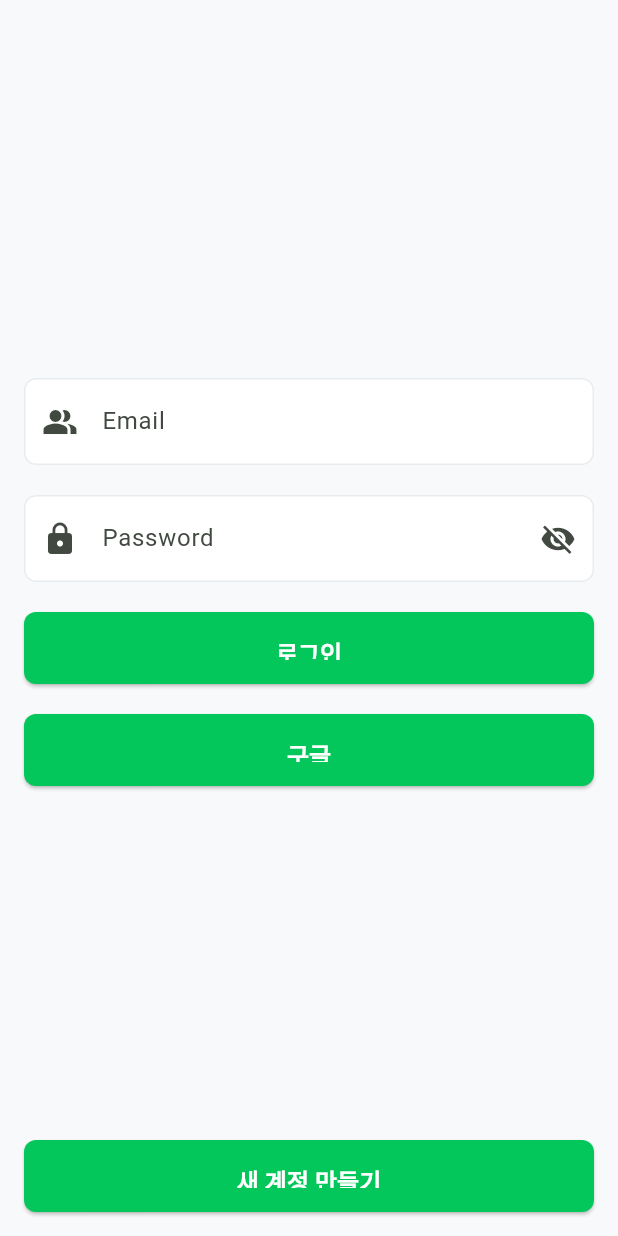
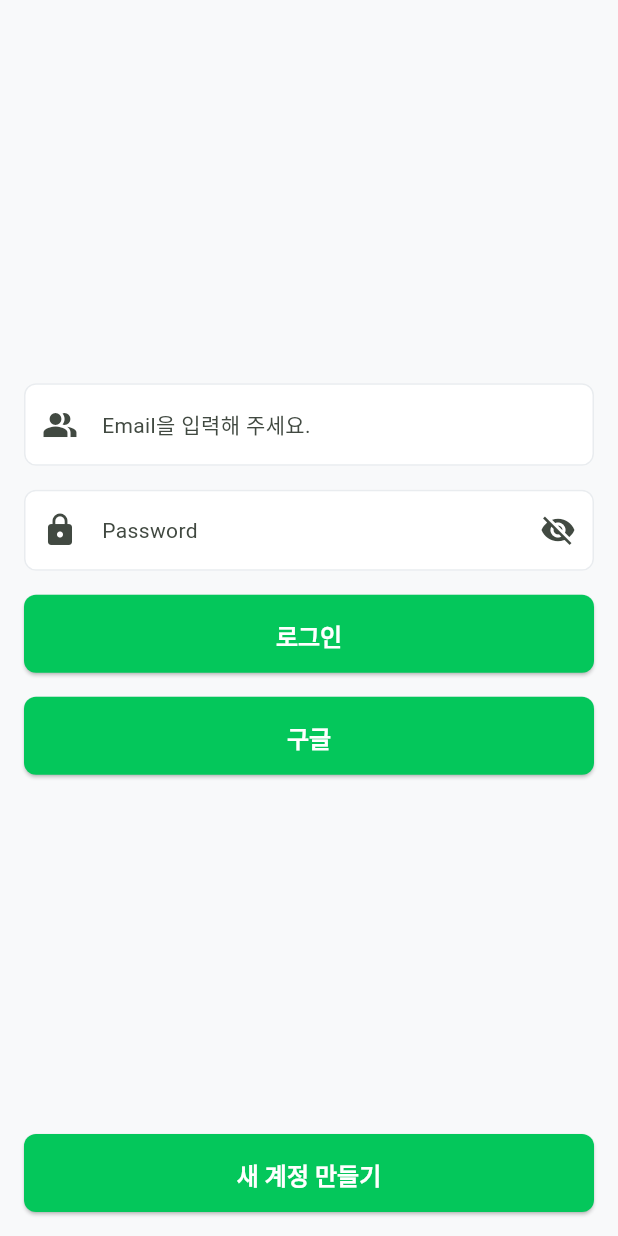
Before and after one commit to joseph-seph88/FlutterJoseph88, a Flutter app: the SignInScreen screen opened directly, on a phone screen of 412 x 824 dp. Run offline on Flutter 3.47's test engine with Material 3 defaults, Android fonts, the phone set to English and light mode, and no system bars; our stand-ins replace cloud_firestore, firebase_auth, firebase_core, flutter_riverpod, go_router, permission_handler; missing offline and left inert: flutter_naver_map; accounts and stored records are empty; generated files the repository leaves out were written again.

Commit message:
refoctor: auth 위젯 분리리

```diff
--- a/lib/presentation/screens/auth/sign_in/sign_in_screen.dart
+++ b/lib/presentation/screens/auth/sign_in/sign_in_screen.dart
@@ -1,7 +1,11 @@
 import 'package:flutter/material.dart';
 import 'package:flutter_riverpod/flutter_riverpod.dart';
 import 'package:go_router/go_router.dart';
+import 'package:o2/core/theme/app_theme.dart';
 import 'package:o2/presentation/providers/auth_provider.dart';
+
+import '../widgets/auth_button.dart';
+import '../widgets/auth_text_field.dart';
 
 class SignInScreen extends ConsumerStatefulWidget {
   const SignInScreen({super.key});
@@ -16,78 +20,61 @@ class _SignInScreenState extends ConsumerState<SignInScreen> {
 
   bool _showPassword = true;
 
+  void _togglePasswordVisible() {
+    setState(() {
+      _showPassword = !_showPassword;
+    });
+  }
+
+  void _onClickedLogInButton() async {
+    final success = await ref.read(authProvider.notifier).signIn(
+          _emailController.text,
+          _passwordController.text,
+        );
+
+    if (success && mounted) {
+      context.push("/home");
+    }
+  }
+
   @override
   Widget build(BuildContext context) {
     return Scaffold(
       body: Padding(
-        padding: const EdgeInsets.all(16.0),
+        padding: AppStyles.defaultPadding,
         child: Column(
           mainAxisAlignment: MainAxisAlignment.center,
           children: [
             Spacer(),
-            TextField(
+            AuthTextField(
               controller: _emailController,
-              decoration: const InputDecoration(
-                prefixIcon: Icon(Icons.people_alt),
-                border: OutlineInputBorder(),
-                hintText: "Email",
-              ),
-              keyboardType: TextInputType.emailAddress,
+              fieldName: "email",
+              //hintText: "Email",
+              //icon: Icons.people_alt,
             ),
-            const SizedBox(height: 20),
-            TextField(
+            const SizedBox(height: AppStyles.defaultSpacing),
+            AuthTextField(
               controller: _passwordController,
-              decoration: InputDecoration(
-                prefixIcon: const Icon(Icons.lock),
-                suffixIcon: IconButton(
-                  onPressed: () {
-                    setState(() {
-                      _showPassword = !_showPassword;
-                    });
-                  },
-                  icon: _showPassword
-                      ? const Icon(Icons.visibility_off)
-                      : const Icon(Icons.visibility),
-                ),
-                border: const OutlineInputBorder(),
-                hintText: "Password",
-              ),
+              fieldName: "password",
+              //hintText: "Password",
+              //icon: Icons.lock,
               obscureText: _showPassword,
+              onSuffixIconPressed: _togglePasswordVisible,
             ),
-            const SizedBox(height: 20),
-            SizedBox(
-              height: 48,
-              width: MediaQuery.of(context).size.width,
-              child: ElevatedButton(
-                onPressed: () async {
-                  final success = await ref.read(authProvider.notifier).signIn(
-                        _emailController.text,
-                        _passwordController.text,
-                      );
-                  if (success && context.mounted) {
-                    //TODO: 로그인 성공 페이지 이동
-                  }
-                },
-                child: const Text("로그인"),
-              ),
+            const SizedBox(height: AppStyles.defaultSpacing),
+            AuthButton(
+              onPressed: _onClickedLogInButton,
+              text: "로그인",
             ),
-            const SizedBox(height: 20),
-            SizedBox(
-              height: 48,
-              width: MediaQuery.of(context).size.width,
-              child: ElevatedButton(
-                onPressed: () {},
-                child: const Text("구글"),
-              ),
+            const SizedBox(height: AppStyles.defaultSpacing),
+            AuthButton(
+              onPressed: () {},
+              text: "구글",
             ),
             Spacer(),
-            SizedBox(
-              height: 48,
-              width: MediaQuery.of(context).size.width,
-              child: ElevatedButton(
-                onPressed: () => context.push("/signUp"),
-                child: const Text("새 계정 만들기"),
-              ),
+            AuthButton(
+              onPressed: () => context.push("/signUp"),
+              text: "새 계정 만들기",
             ),
           ],
         ),
--- /dev/null
+++ b/lib/presentation/screens/auth/widgets/auth_button.dart
@@ -0,0 +1,24 @@
+import 'package:flutter/material.dart';
+
+class AuthButton extends StatelessWidget {
+  const AuthButton({
+    super.key,
+    required this.onPressed,
+    required this.text,
+  });
+
+  final VoidCallback onPressed;
+  final String text;
+
+  @override
+  Widget build(BuildContext context) {
+    return SizedBox(
+      height: 52,
+      width: MediaQuery.of(context).size.width,
+      child: ElevatedButton(
+        onPressed: onPressed,
+        child: Text(text),
+      ),
+    );
+  }
+}
--- /dev/null
+++ b/lib/presentation/screens/auth/widgets/auth_text_field.dart
@@ -0,0 +1,66 @@
+import 'package:flutter/material.dart';
+
+import '../../../../core/theme/app_theme.dart';
+
+class AuthTextField extends StatelessWidget {
+  const AuthTextField({
+    super.key,
+    required this.controller,
+    required this.fieldName,
+    this.keyboardType,
+    this.obscureText,
+    this.onSuffixIconPressed,
+    this.focusNode,
+  });
+
+  final TextEditingController controller;
+  final String fieldName;
+  final VoidCallback? onSuffixIconPressed;
+  final TextInputType? keyboardType;
+  final bool? obscureText;
+  final FocusNode? focusNode;
+
+  @override
+  Widget build(BuildContext context) {
+    final theme = Theme.of(context);
+
+    String hintText = "";
+    IconData? icon;
+
+    switch (fieldName) {
+      case "email":
+        hintText = "Email을 입력해 주세요.";
+        icon = Icons.people_alt;
+        break;
+      case "password":
+        hintText = "Password";
+        icon = Icons.lock;
+        break;
+      case "name":
+        hintText = "name";
+        icon = Icons.person;
+        break;
+    }
+
+    return TextField(
+      controller: controller,
+      keyboardType: keyboardType,
+      obscureText: obscureText ?? false,
+      style: theme.textTheme.bodyMedium?.copyWith(color: AppColors.text),
+      decoration: InputDecoration(
+        border: const OutlineInputBorder(),
+        hintText: hintText,
+        prefixIcon: Icon(icon),
+        suffixIcon: onSuffixIconPressed == null
+            ? null
+            : IconButton(
+                onPressed: onSuffixIconPressed,
+                icon: obscureText!
+                    ? Icon(Icons.visibility_off)
+                    : Icon(Icons.visibility),
+              ),
+      ),
+      focusNode: focusNode,
+    );
+  }
+}
```
Also changed, not shown: lib/presentation/screens/auth/sign_up/sign_up_screen.dart (+109 -63 lines), lib/presentation/screens/auth/widgets/auth_text.dart (added, +26 -0 lines), lib/presentation/screens/auth/widgets/text_field_data.dart (added, +15 -0 lines).
